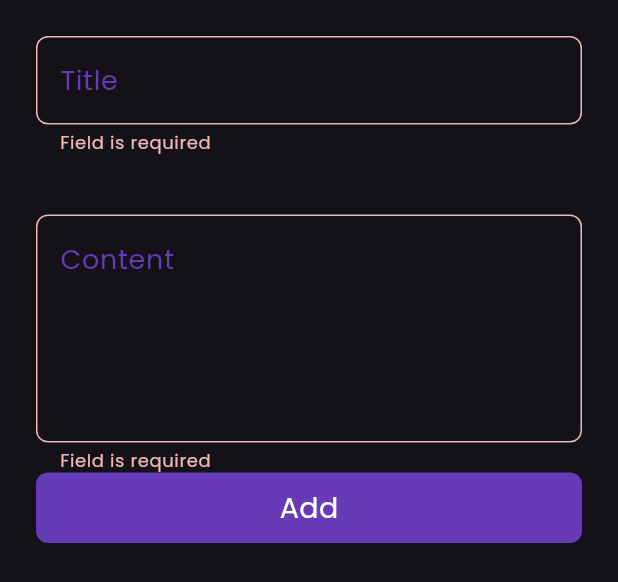
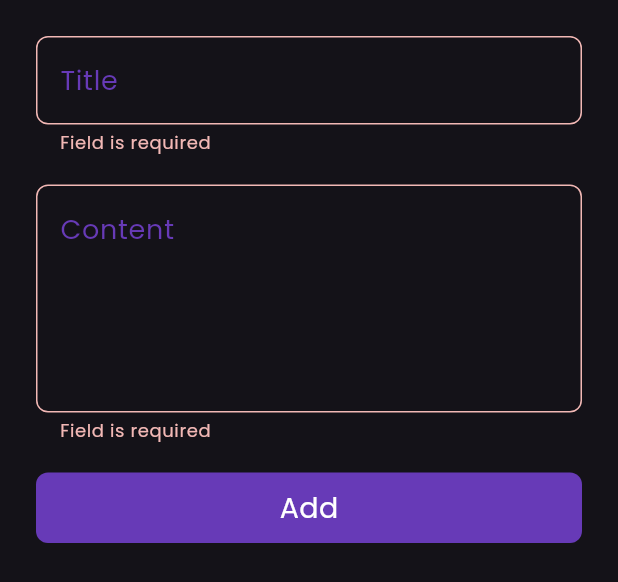
Before and after one commit to YousefDewidar/Notes-App, a Flutter app: the AddBottomSheet widget shown alone on an empty page, opened directly, after a tap on "Add", on a phone screen of 412 x 824 dp. Shown: the top 582 px of the screen. Run offline on Flutter 3.47's test engine with Material 3 defaults, Android fonts, the phone set to English and light mode, and no system bars; drawn by our look-alikes of modal_progress_hud_nsn; our stand-ins replace flutter_bloc, hive_flutter; accounts and stored records are empty.

```diff
--- a/lib/cubits/add_note_cubit.dart
+++ b/lib/cubits/add_note_cubit.dart
@@ -11,9 +11,11 @@ class AddNoteCubit extends Cubit<AddNoteState> {
     emit(AddNoteLoading());
     try {
       var noteBox = Hive.box<NoteModel>(kNotesBox);
+      await noteBox.add(note);
       emit(AddNoteSuccess());
-      await noteBox.add(note);
+
     } catch (e) {
+
       emit(AddNoteFailuer(e.toString()));
     }
   }
--- a/lib/main.dart
+++ b/lib/main.dart
@@ -10,14 +10,15 @@ import 'package:notes_app/views/home_view.dart';
 void main() async {
   // initial hive
   await Hive.initFlutter();
+  Hive.registerAdapter(NoteModelAdapter());
+  await Hive.openBox<NoteModel>(kNotesBox);
   Bloc.observer = SimpleBlocObserver();
-  await Hive.openBox<NoteModel>(kNotesBox);
-  Hive.registerAdapter(NoteModelAdapter());
   runApp(const NotesApp());
 }
 
 class NotesApp extends StatelessWidget {
   const NotesApp({super.key});
+
 
   @override
   Widget build(BuildContext context) {
--- a/lib/model/note_model.dart
+++ b/lib/model/note_model.dart
@@ -11,7 +11,7 @@ class NoteModel extends HiveObject {
   @HiveField(0)
   String title;
   @HiveField(1)
-  String subtitle;
+  String subTitle;
   @HiveField(2)
   String date;
   @HiveField(3)
@@ -20,6 +20,6 @@ class NoteModel extends HiveObject {
   NoteModel(
       {required this.color,
       required this.date,
-      required this.subtitle,
+      required this.subTitle,
       required this.title});
 }
--- a/lib/widgets/add_bottom_sheet.dart
+++ b/lib/widgets/add_bottom_sheet.dart
@@ -10,10 +10,10 @@ class AddBottomSheet extends StatelessWidget {
 
   @override
   Widget build(BuildContext context) {
-    return Padding(
+    return Container(
+      height: 415,
         padding: const EdgeInsets.all(24),
-        child: SingleChildScrollView(
-            child: BlocConsumer<AddNoteCubit, AddNoteState>(
+        child: BlocConsumer<AddNoteCubit, AddNoteState>(
           listener: (context, state) {
             if (state is AddNoteSuccess) {
               Navigator.pop(context);
@@ -27,6 +27,6 @@ class AddBottomSheet extends StatelessWidget {
                 inAsyncCall: state is AddNoteLoading ? true : false,
                 child: const CustomForm());
           },
-        )));
+        ));
   }
 }
--- a/lib/widgets/add_note_form.dart
+++ b/lib/widgets/add_note_form.dart
@@ -1,5 +1,7 @@
-
 import 'package:flutter/material.dart';
+import 'package:flutter_bloc/flutter_bloc.dart';
+import 'package:notes_app/cubits/add_note_cubit.dart';
+import 'package:notes_app/model/note_model.dart';
 import 'package:notes_app/widgets/custom_button.dart';
 import 'package:notes_app/widgets/custom_input_text.dart';
 
@@ -35,7 +37,7 @@ class _CustomFormState extends State<CustomForm> {
             },
           ),
           const SizedBox(
-            height: 40,
+            height: 20,
           ),
           InputText(
             hint: 'Content',
@@ -44,20 +46,26 @@ class _CustomFormState extends State<CustomForm> {
               subTitle = value;
             },
           ),
-          const Spacer(),
+          const SizedBox(
+            height: 20,
+          ),
           CustomButton(
             onTap: () {
               if (formKey.currentState!.validate()) {
                 formKey.currentState!.save();
+
+                var note = NoteModel(
+                    color: Colors.red.value,
+                    date: DateTime.now().toString(),
+                    subTitle: subTitle!,
+                    title: title!);
+                BlocProvider.of<AddNoteCubit>(context).addNote(note);
               } else {
                 autovalidateMode = AutovalidateMode.always;
                 setState(() {});
               }
             },
           ),
-          const SizedBox(
-            height: 25,
-          ),
         ],
       ),
     );
```
Also changed, not shown: devtools_options.yaml (added), lib/model/note_model.g.dart.
